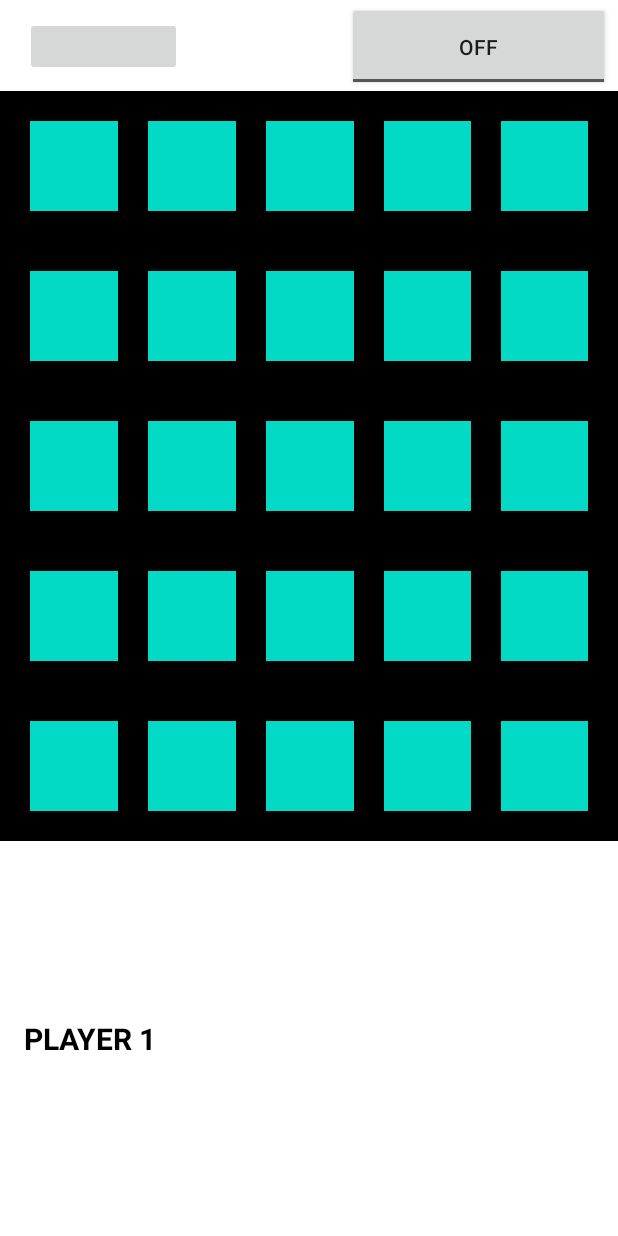
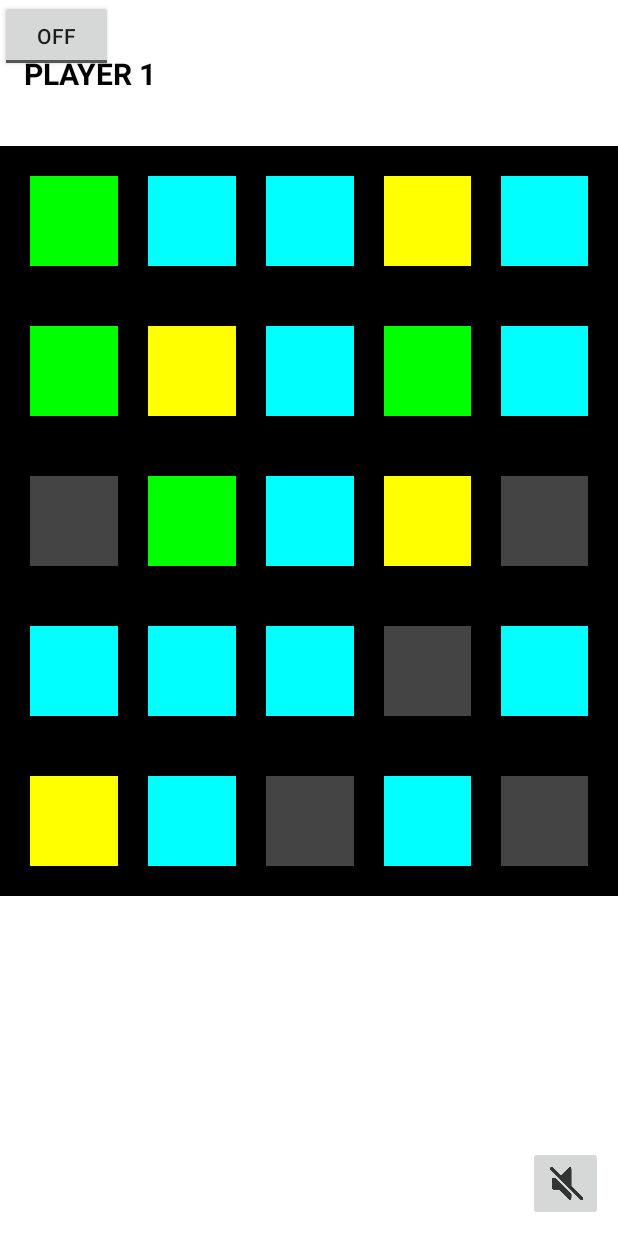
Before and after one commit to JgS0615/Crossmind_Official-Release, an Android app: the GameActivity screen opened directly, with no data from a screen before it, on a phone screen of 412 x 824 dp. Run offline under Robolectric (Android 15) with nearby library versions, the phone set to English and light mode, and no system bars; 2 statements that could not run were skipped.

Commit message:
tiles color and buttons

```diff
--- a/app/src/main/java/com/jonesclass/huangstasinos/crossmind/GameActivity.java
+++ b/app/src/main/java/com/jonesclass/huangstasinos/crossmind/GameActivity.java
@@ -1,6 +1,7 @@
 package com.jonesclass.huangstasinos.crossmind;
 
 import android.content.Intent;
+import android.graphics.Color;
 import android.os.Bundle;
 import android.util.Log;
 import android.view.View;
@@ -125,6 +126,20 @@ public class GameActivity extends AppCompatActivity {
                 imageButtons[i][j] = ((ImageButton) findViewById(resID));
                 int finalI = i;
                 int finalJ = j;
+                // TYPES: Forest, Mountain, City, Plains
+                switch (board.tiles[i][j].type){
+                    case ("Forest"):
+                        imageButtons[i][j].setBackgroundColor(Color.GREEN);
+                        break;
+                    case ("Mountain"):
+                        imageButtons[i][j].setBackgroundColor(Color.DKGRAY);
+                        break;
+                    case ("City"):
+                        imageButtons[i][j].setBackgroundColor(Color.YELLOW);
+                        break;
+                    default:
+                        imageButtons[i][j].setBackgroundColor(Color.CYAN);
+                }
                 imageButtons[i][j].setOnClickListener(new View.OnClickListener() {
                     @Override
                     public void onClick(View v) {
@@ -150,16 +165,18 @@ public class GameActivity extends AppCompatActivity {
             board.tiles[finalI][finalJ].givePiece(new Piece("pawn",teamChoice, 1,1));
             player2Label.setVisibility(View.VISIBLE);
             player1Label.setVisibility(View.GONE);
+            Log.d(TAG, "turn: Board Tile given piece " + board.tiles[finalI][finalJ].toString());
 
         } else if((turnCounter % 2 == 1) && (pieceCounter <= PIECE_LIMIT)) {
             //TODO: player2 turn
             String nameOfFile2 = "piece" + color2;
+            Log.d(TAG,color2);
             int photoResID2 = getResources().getIdentifier(nameOfFile2,"drawable",getPackageName());
             imageButtons[finalI][finalJ].setImageDrawable(getDrawable(photoResID2));
             board.tiles[finalI][finalJ].givePiece(new Piece("pawn", teamChoice2, 1,1));
             player1Label.setVisibility(View.VISIBLE);
             player2Label.setVisibility(View.GONE);
-            Log.d(TAG, "turn: Board Tile given piece");
+            Log.d(TAG, "turn: Board Tile given piece " + board.tiles[finalI][finalJ].toString());
         }
     }
 
--- a/app/src/main/res/layout/activity_game.xml
+++ b/app/src/main/res/layout/activity_game.xml
@@ -5,6 +5,28 @@
     android:layout_width="match_parent"
     android:layout_height="match_parent"
     android:background="@drawable/blank">
+
+    <ImageButton
+        android:id="@+id/imageButton_volume"
+        android:layout_width="50dp"
+        android:layout_height="50dp"
+        android:layout_margin="10dp"
+        android:layout_marginEnd="36dp"
+        android:layout_marginBottom="40dp"
+        android:layout_weight="1"
+        android:scaleType="fitCenter"
+        app:layout_constraintBottom_toBottomOf="parent"
+        app:layout_constraintEnd_toEndOf="parent"
+        app:srcCompat="@drawable/soundofficon" />
+
+    <ToggleButton
+        android:id="@+id/toggleButton_placePiece"
+        android:layout_width="75dp"
+        android:layout_height="0dp"
+        android:layout_weight="1"
+        android:checked="false"
+        tools:layout_editor_absoluteX="47dp"
+        tools:layout_editor_absoluteY="624dp" />
 
     <TableLayout
         android:id="@+id/tableLayout"
@@ -16,8 +38,8 @@
         app:layout_constraintEnd_toEndOf="parent"
         app:layout_constraintHorizontal_bias="0.0"
         app:layout_constraintStart_toStartOf="parent"
-        app:layout_constraintTop_toBottomOf="@+id/linearLayout"
-        app:layout_constraintVertical_bias="0.0">
+        app:layout_constraintTop_toTopOf="parent"
+        app:layout_constraintVertical_bias="0.301">
 
         <TableRow
             android:layout_width="match_parent"
@@ -358,9 +380,9 @@
         android:textSize="20sp"
         android:textStyle="bold"
         android:visibility="visible"
-        app:layout_constraintBottom_toBottomOf="parent"
+        app:layout_constraintBottom_toTopOf="@+id/tableLayout"
         app:layout_constraintStart_toStartOf="parent"
-        app:layout_constraintTop_toBottomOf="@+id/tableLayout" />
+        app:layout_constraintTop_toTopOf="parent" />
 
     <TextView
         android:id="@+id/player2Label"
@@ -374,44 +396,8 @@
         android:textSize="20sp"
         android:textStyle="bold"
         android:visibility="invisible"
-        app:layout_constraintBottom_toBottomOf="parent"
+        app:layout_constraintBottom_toTopOf="@+id/tableLayout"
         app:layout_constraintEnd_toEndOf="parent"
-        app:layout_constraintTop_toBottomOf="@+id/tableLayout" />
-
-    <LinearLayout
-        android:id="@+id/linearLayout"
-        android:layout_width="400dp"
-        android:layout_height="59dp"
-        android:layout_marginStart="1dp"
-        android:layout_marginTop="1dp"
-        android:orientation="horizontal"
-        app:layout_constraintEnd_toEndOf="parent"
-        app:layout_constraintStart_toStartOf="parent"
-        app:layout_constraintTop_toTopOf="parent">
-
-        <ImageButton
-            android:id="@+id/imageButton_volume"
-            android:layout_width="5dp"
-            android:layout_height="match_parent"
-            android:layout_margin="10dp"
-            android:layout_weight="1"
-            android:padding="10dp"
-            android:scaleType="fitCenter"
-            app:srcCompat="@drawable/blank" />
-
-        <Space
-            android:layout_width="wrap_content"
-            android:layout_height="wrap_content"
-            android:layout_gravity="center"
-            android:layout_weight="1" />
-
-        <ToggleButton
-            android:id="@+id/toggleButton_placePiece"
-            android:layout_width="75dp"
-            android:layout_height="match_parent"
-            android:layout_weight="1"
-            android:checked="false" />
-
-    </LinearLayout>
+        app:layout_constraintTop_toTopOf="parent" />
 
 </androidx.constraintlayout.widget.ConstraintLayout>
```
Also changed, not shown: app/src/main/res/drawable/soundofficon.png (added).
